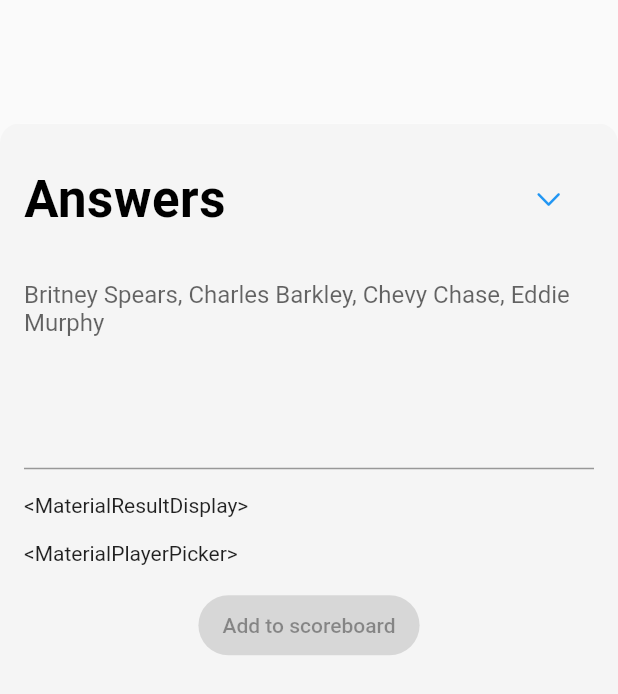
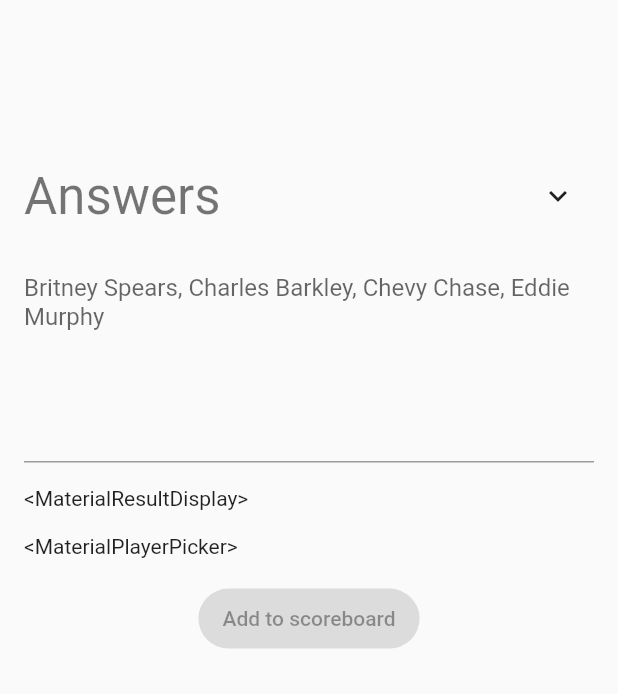
Before and after one commit to wesleym/friendlyscorer, a Flutter app: the screen it shows after launch, item 3 of the bottom bar chosen, on a phone screen of 412 x 824 dp. Shown: the top 694 px of the screen. Run offline on Flutter 3.47's test engine with Material 2 defaults, Android fonts, the phone set to English and light mode, and no system bars; missing offline and left inert: macos_ui.

Commit message:
Input sheet is platformized

```diff
--- a/lib/src/input_sheet.dart
+++ b/lib/src/input_sheet.dart
@@ -1,4 +1,8 @@
+import 'dart:io';
+
 import 'package:flutter/cupertino.dart';
+import 'package:flutter/foundation.dart';
+import 'package:flutter/material.dart';
 import 'package:friendlyscorer/src/data/models.dart';
 
 import 'answerizer/answerizer.dart';
@@ -8,10 +12,41 @@ import 'platform/filled_button.dart';
 import 'platform/text_field.dart';
 import 'player/picker.dart';
 
+class PlatformInputSheet extends StatelessWidget {
+  final DraggableScrollableController draggableScrollableController;
+
+  const PlatformInputSheet({
+    super.key,
+    required this.draggableScrollableController,
+  });
+
+  @override
+  Widget build(BuildContext context) {
+    if (kIsWeb) {
+      return MaterialInputSheet(
+        draggableScrollableController: draggableScrollableController,
+      );
+    }
+
+    if (Platform.isIOS) {
+      return CupertinoInputSheet(
+        draggableScrollableController: draggableScrollableController,
+      );
+    }
+
+    return MaterialInputSheet(
+      draggableScrollableController: draggableScrollableController,
+    );
+  }
+}
+
 class CupertinoInputSheet extends StatefulWidget {
-  final ScrollController? scrollController;
+  final DraggableScrollableController draggableScrollableController;
 
-  const CupertinoInputSheet({super.key, this.scrollController});
+  const CupertinoInputSheet({
+    super.key,
+    required this.draggableScrollableController,
+  });
 
   @override
   State<CupertinoInputSheet> createState() => _CupertinoInputSheetState();
@@ -35,9 +70,13 @@ class _CupertinoInputSheetState extends State<CupertinoInputSheet> {
     final theme = CupertinoTheme.of(context);
     final answers = answerizer(_answerValue);
 
+    return DraggableScrollableSheet(
+      initialChildSize: 0.9,
+      controller: widget.draggableScrollableController,
+      builder: (context, scrollController) {
         return CupertinoPopupSurface(
           child: SingleChildScrollView(
-        controller: widget.scrollController,
+            controller: scrollController,
             child: Padding(
               padding: const EdgeInsets.symmetric(horizontal: 16, vertical: 24),
               child: Column(
@@ -53,6 +92,97 @@ class _CupertinoInputSheetState extends State<CupertinoInputSheet> {
                       CupertinoButton(
                         child: const Icon(CupertinoIcons.chevron_down),
                         onPressed: () => Navigator.of(context).pop(),
+                      ),
+                    ],
+                  ),
+                  const SizedBox(height: 16),
+                  InputSheet(
+                    scrollController: scrollController,
+                    answerValue: _answerValue,
+                    onAnswerValueChange: (a) {
+                      setState(() => _answerValue = a);
+                    },
+                    selectedAnswersIndex: _selectedAnswersIndex,
+                    onSelectedAnswersIndex: (i) {
+                      setState(() => _selectedAnswersIndex = i);
+                    },
+                  ),
+                  const SizedBox(height: 16),
+                  PlatformFilledTextButton(
+                    onPressed: _selectedAnswersIndex != null &&
+                            _selectedAnswersIndex! < answers.length
+                        ? () {
+                            for (final answerText
+                                in answers[_selectedAnswersIndex!]) {
+                              _answerRepository.add(Answer(id: answerText));
+                            }
+                          }
+                        : null,
+                    child: const Text('Add to scoreboard'),
+                  ),
+                ],
+              ),
+            ),
+          ),
+        );
+      },
+    );
+  }
+}
+
+class MaterialInputSheet extends StatefulWidget {
+  final ScrollController? scrollController;
+  final DraggableScrollableController _draggableScrollableController;
+
+  const MaterialInputSheet({
+    super.key,
+    this.scrollController,
+    required DraggableScrollableController draggableScrollableController,
+  }) : _draggableScrollableController = draggableScrollableController;
+
+  @override
+  State<MaterialInputSheet> createState() => _MaterialInputSheetState();
+}
+
+class _MaterialInputSheetState extends State<MaterialInputSheet> {
+  late final AnswerRepository _answerRepository;
+
+  int? _selectedAnswersIndex;
+  var _answerValue = '';
+
+  @override
+  void initState() {
+    super.initState();
+
+    _answerRepository = AnswerRepository.instance;
+  }
+
+  @override
+  Widget build(BuildContext context) {
+    final theme = Theme.of(context);
+    final answers = answerizer(_answerValue);
+
+    return DraggableScrollableSheet(
+      initialChildSize: 0.9,
+      controller: widget._draggableScrollableController,
+      builder: (context, scrollController) {
+        return SingleChildScrollView(
+          controller: widget.scrollController,
+          child: Padding(
+            padding: const EdgeInsets.symmetric(horizontal: 16, vertical: 24),
+            child: Column(
+              children: [
+                Row(
+                  children: [
+                    Expanded(
+                      child: Text(
+                        'Answers',
+                        style: theme.textTheme.headlineMedium,
+                      ),
+                    ),
+                    IconButton(
+                      onPressed: Navigator.of(context).pop,
+                      icon: const Icon(Icons.expand_more),
                     ),
                   ],
                 ),
@@ -84,7 +214,8 @@ class _CupertinoInputSheetState extends State<CupertinoInputSheet> {
               ],
             ),
           ),
-      ),
+        );
+      },
     );
   }
 }
```
Also changed, not shown: lib/src/home_page.dart (+3 -11 lines). Lines whose indentation alone changed are shown as unchanged.
